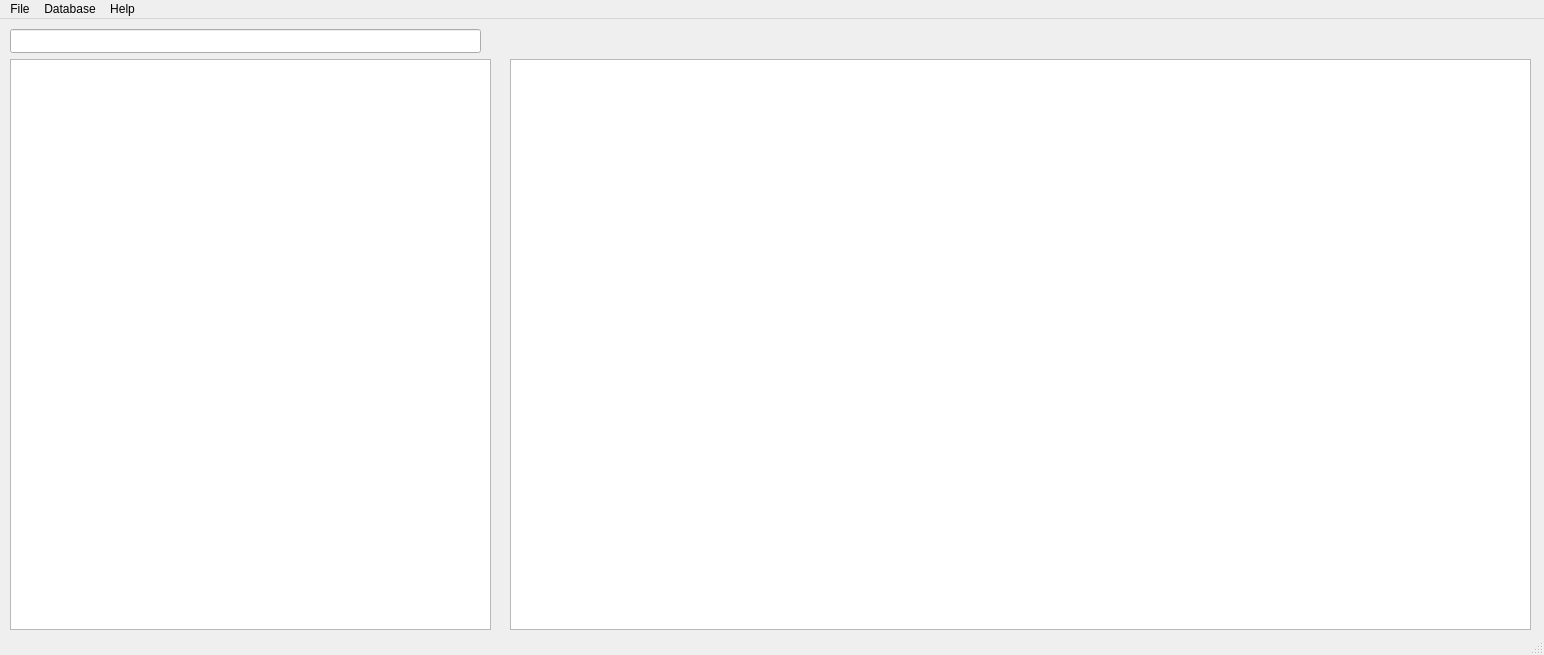
Old version of the form mainwindow.ui in the repository loki1368/simplelib.
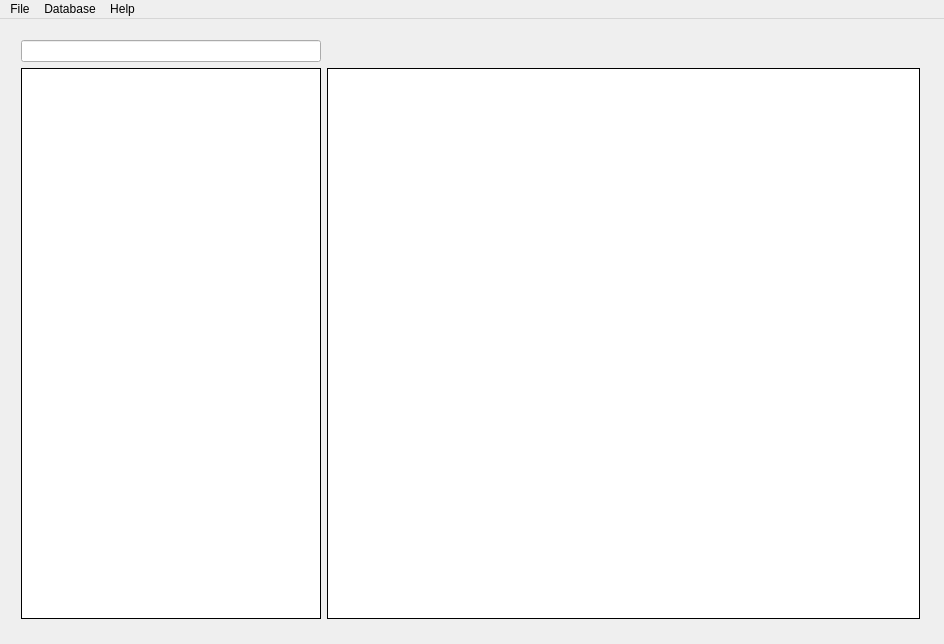
New version of the form. Icons and pictures are not drawn.

Commit message: add main window layout;

Patch:
```diff
--- a/mainwindow.ui
+++ b/mainwindow.ui
@@ -6,8 +6,8 @@
    <rect>
     <x>0</x>
     <y>0</y>
-    <width>1544</width>
-    <height>655</height>
+    <width>944</width>
+    <height>644</height>
    </rect>
   </property>
   <property name="windowTitle">
@@ -18,24 +18,48 @@
     <normaloff>1421796279_editor_books_library_collection-128.png</normaloff>1421796279_editor_books_library_collection-128.png</iconset>
   </property>
   <widget class="QWidget" name="centralWidget">
-   <widget class="QListWidget" name="listWidget">
-    <property name="geometry">
-     <rect>
-      <x>10</x>
-      <y>40</y>
-      <width>481</width>
-      <height>571</height>
-     </rect>
-    </property>
     <property name="sizePolicy">
      <sizepolicy hsizetype="Expanding" vsizetype="Expanding">
       <horstretch>0</horstretch>
       <verstretch>0</verstretch>
      </sizepolicy>
     </property>
+   <property name="autoFillBackground">
+    <bool>true</bool>
+   </property>
+   <widget class="QWidget" name="gridLayoutWidget">
+    <property name="geometry">
+     <rect>
+      <x>10</x>
+      <y>10</y>
+      <width>921</width>
+      <height>601</height>
+     </rect>
+    </property>
+    <layout class="QGridLayout" name="gridLayout" rowstretch="0,0" columnstretch="0,1" rowminimumheight="0,0" columnminimumwidth="300,0">
+     <item row="1" column="0">
+      <widget class="QListWidget" name="listWidget">
+       <property name="sizePolicy">
+        <sizepolicy hsizetype="Preferred" vsizetype="Expanding">
+         <horstretch>0</horstretch>
+         <verstretch>0</verstretch>
+        </sizepolicy>
+       </property>
+       <property name="maximumSize">
+        <size>
+         <width>757</width>
+         <height>16777215</height>
+        </size>
+       </property>
     <property name="mouseTracking">
      <bool>true</bool>
     </property>
+       <property name="frameShape">
+        <enum>QFrame::Panel</enum>
+       </property>
+       <property name="frameShadow">
+        <enum>QFrame::Plain</enum>
+       </property>
     <property name="movement">
      <enum>QListView::Static</enum>
     </property>
@@ -46,28 +70,27 @@
      <bool>true</bool>
     </property>
    </widget>
-   <widget class="QLineEdit" name="lineEdit">
-    <property name="geometry">
-     <rect>
-      <x>10</x>
-      <y>10</y>
-      <width>471</width>
-      <height>24</height>
-     </rect>
-    </property>
-   </widget>
+     </item>
+     <item row="0" column="0">
+      <widget class="QLineEdit" name="lineEdit"/>
+     </item>
+     <item row="1" column="1">
    <widget class="QTableWidget" name="tableWidget">
-    <property name="geometry">
-     <rect>
-      <x>510</x>
-      <y>40</y>
-      <width>1021</width>
-      <height>571</height>
-     </rect>
+       <property name="sizePolicy">
+        <sizepolicy hsizetype="MinimumExpanding" vsizetype="Expanding">
+         <horstretch>0</horstretch>
+         <verstretch>0</verstretch>
+        </sizepolicy>
     </property>
     <property name="contextMenuPolicy">
      <enum>Qt::CustomContextMenu</enum>
     </property>
+       <property name="frameShape">
+        <enum>QFrame::Box</enum>
+       </property>
+       <property name="frameShadow">
+        <enum>QFrame::Plain</enum>
+       </property>
     <property name="selectionMode">
      <enum>QAbstractItemView::ExtendedSelection</enum>
     </property>
@@ -78,13 +101,16 @@
      <bool>true</bool>
     </property>
    </widget>
+     </item>
+    </layout>
+   </widget>
   </widget>
   <widget class="QMenuBar" name="menuBar">
    <property name="geometry">
     <rect>
      <x>0</x>
      <y>0</y>
-     <width>1544</width>
+     <width>944</width>
      <height>21</height>
     </rect>
    </property>
@@ -113,7 +139,6 @@
    <addaction name="menuDatabase"/>
    <addaction name="menuAbout"/>
   </widget>
-  <widget class="QStatusBar" name="statusBar"/>
   <action name="actionPreferences">
    <property name="text">
     <string>Preferences</string>
```
Left out of the diff: 2 changed lines with no effect on the pictures. Lines whose indentation alone changed are shown as unchanged. The commit also changes 2 other files.
